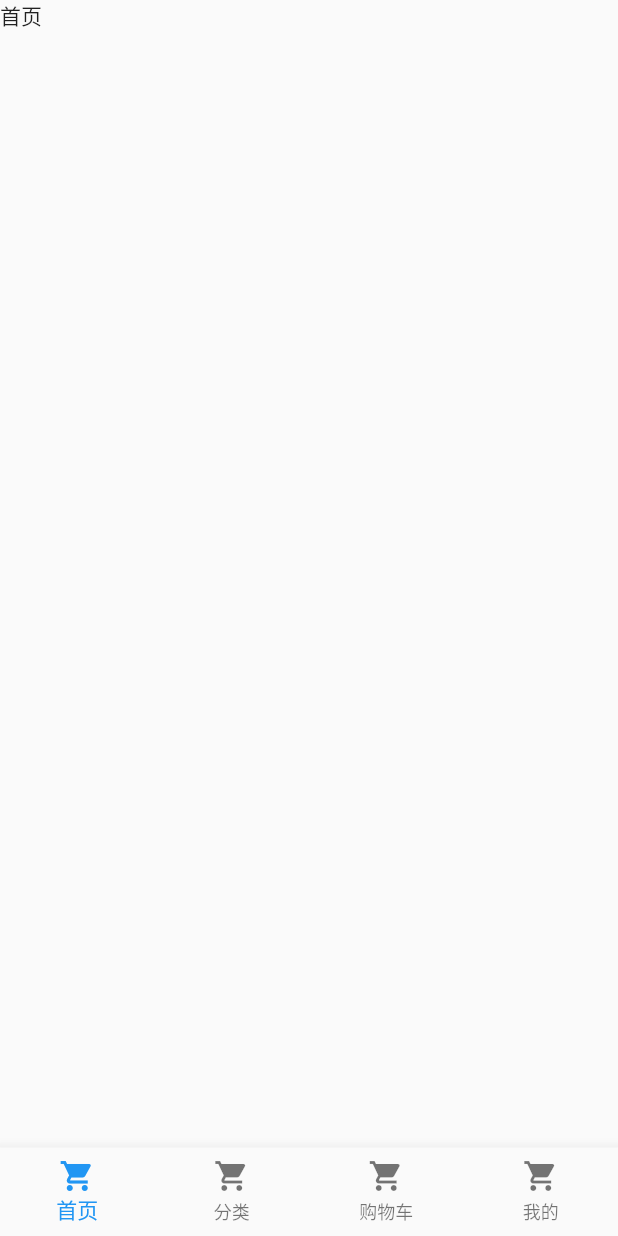
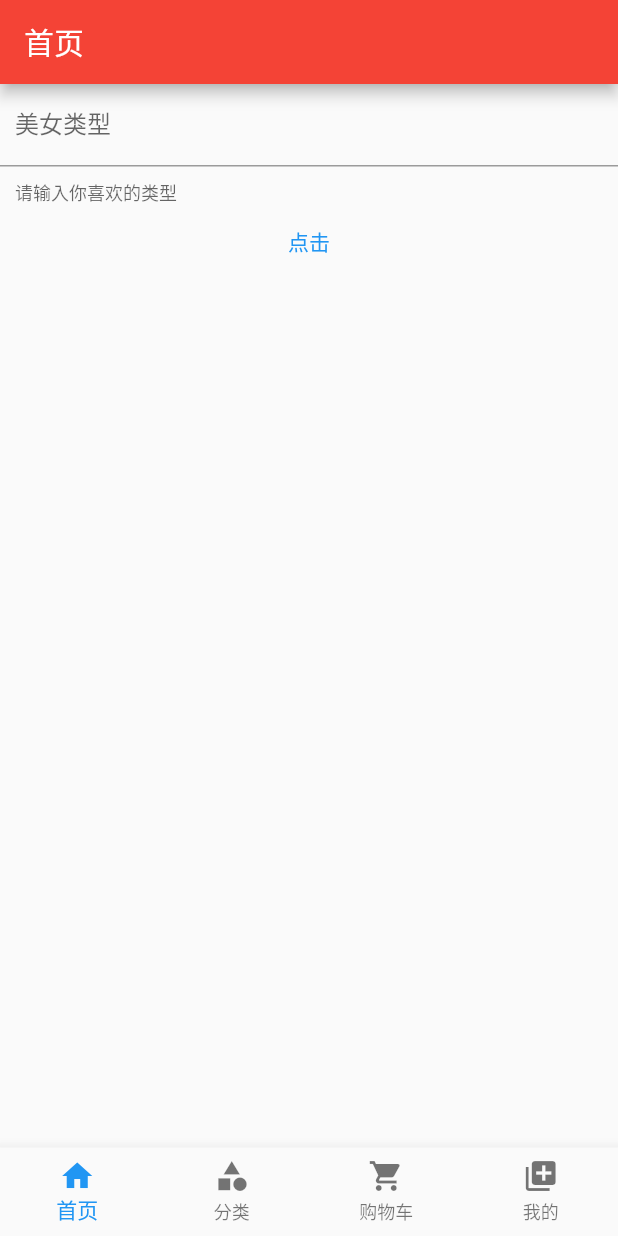
Before and after one commit to suzhiqiu/FlutterDemo, a Flutter app: the screen it shows after launch, on a phone screen of 412 x 824 dp. Run offline on Flutter 3.47's test engine with Material 2 defaults, Android fonts, the phone set to English and light mode, and no system bars; our stand-ins replace flutter_screenutil, fluttertoast.

```diff
--- a/lib/main.dart
+++ b/lib/main.dart
@@ -10,7 +10,7 @@ class MyApp extends StatelessWidget {
   @override
   Widget build(BuildContext context) {
     return MaterialApp(
-      theme: ThemeData(primaryColor: Colors.yellow
+      theme: ThemeData(primaryColor: Colors.red
           //primaryColor: Colors.white,
           ),
       initialRoute: '/',
--- a/lib/pages/home/homePage.dart
+++ b/lib/pages/home/homePage.dart
@@ -1,4 +1,5 @@
 import 'package:flutter/material.dart';
+import '../../widget/toast.dart';
 
 class HomePage extends StatefulWidget {
   HomePage({Key key}) : super(key: key);
@@ -8,10 +9,48 @@ class HomePage extends StatefulWidget {
 }
 
 class _HomePageState extends State<HomePage> {
+  TextEditingController textController = TextEditingController();
+
+  void showDlg() {
+    print(textController.text);
+    showDialog(
+        context: context,
+        builder: (context) => AlertDialog(title: Text('美女类型不能为空')));
+  }
+
+  @override
+  void initState() {
+    super.initState();
+  }
+
   @override
   Widget build(BuildContext context) {
     return Container(
-      child: Text("首页"),
-    );
+        child: Scaffold(
+      appBar: AppBar(
+        title: Text('首页'),
+      ),
+      body: Container(
+        child: Column(
+          children: [
+            TextField(
+              controller: textController,
+              decoration: InputDecoration(
+                contentPadding: EdgeInsets.all(10.0),
+                labelText: '美女类型',
+                helperText: '请输入你喜欢的类型',
+              ),
+            ),
+            TextButton(
+                onPressed: () {
+                  //JToast.info('我是一个小吐司');
+                  //print('我是一个小吐司');
+                  showDlg();
+                },
+                child: Text('点击'))
+          ],
+        ),
+      ),
+    ));
   }
 }
--- a/lib/pages/tabs/tab.dart
+++ b/lib/pages/tabs/tab.dart
@@ -50,11 +50,12 @@ class _TabsState extends State<Tabs> {
           this._pageController.jumpToPage(index);
         },
         items: [
-          BottomNavigationBarItem(icon: Icon(Icons.shopping_cart), label: '首页'),
-          BottomNavigationBarItem(icon: Icon(Icons.shopping_cart), label: '分类'),
+          BottomNavigationBarItem(icon: Icon(Icons.home), label: '首页'),
+          BottomNavigationBarItem(icon: Icon(Icons.category), label: '分类'),
           BottomNavigationBarItem(
               icon: Icon(Icons.shopping_cart), label: '购物车'),
-          BottomNavigationBarItem(icon: Icon(Icons.shopping_cart), label: '我的'),
+          BottomNavigationBarItem(
+              icon: Icon(Icons.my_library_add), label: '我的'),
         ],
       ),
     );
--- /dev/null
+++ b/lib/util/screen.dart
@@ -0,0 +1 @@
+import 'package:flutter_screenutil/screen_util.dart';
--- a/pubspec.yaml
+++ b/pubspec.yaml
@@ -33,6 +33,9 @@ dependencies:
   crypto: ^3.0.0
   shared_preferences: ^2.0.5
   flutter_screenutil: ^4.0.4
+  fluttertoast: ^8.0.3
+  flutter_swiper: ^1.1.6
+
   #bloc
   flutter_bloc: ^7.0.0
   equatable: ^2.0.0
```
Also changed, not shown: lib/widget/toast.dart (added, +15 -0 lines), pubspec.lock, 1 other file.
